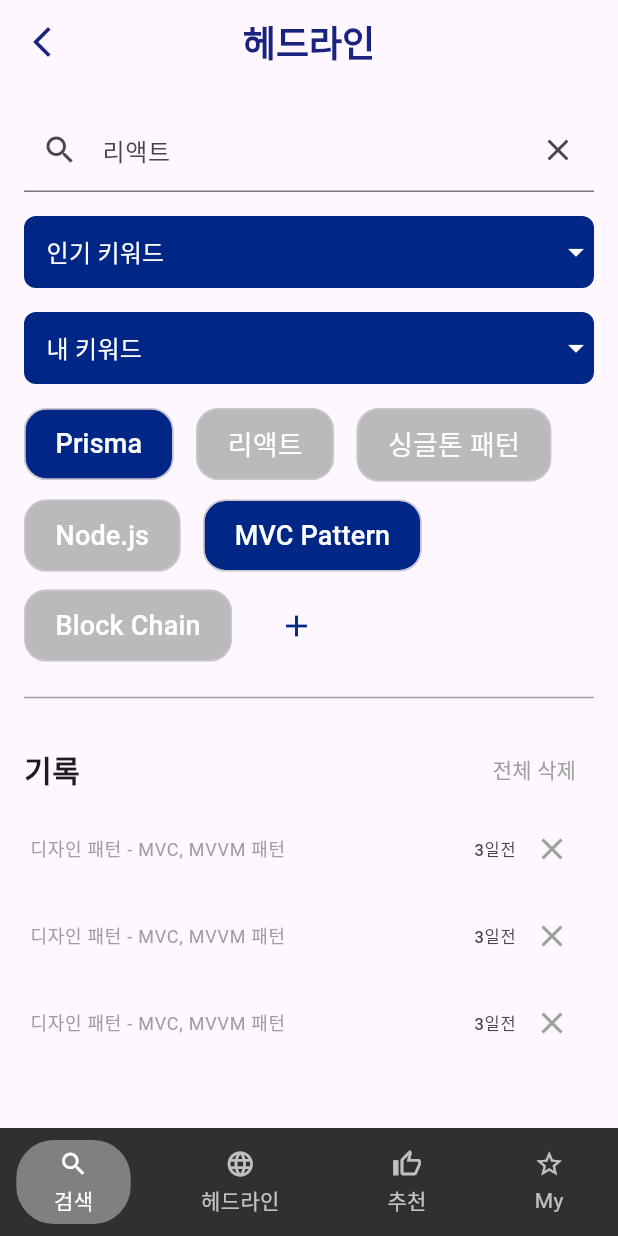
After one commit to Indwoo/defee-frontend, a Flutter app: the Search screen opened by its route, on a phone screen of 412 x 824 dp. The commit adds this screen. Run offline on Flutter 3.47's test engine with Material 3 defaults, Android fonts, the phone set to English and light mode, and no system bars; our stand-ins replace webview_flutter; Roboto replaces fonts that are missing (Pretendard).

Commit message:
[Feat] make search & search_result

```diff
--- a/defeefront/lib/routes.dart
+++ b/defeefront/lib/routes.dart
@@ -1,4 +1,6 @@
 import 'package:defeefront/screens/headline/headline.dart';
+import 'package:defeefront/screens/search/search.dart';
+import 'package:defeefront/screens/search_result/search_result.dart';
 import 'package:defeefront/widgets/basescreen.dart';
 import 'package:defeefront/screens/post/post.dart';
 
@@ -6,7 +8,8 @@ import 'package:flutter/material.dart';
 
 final routes = {
   '/': (BuildContext context) => Headline(),
-  '/search': (BuildContext context) => Headline(),
+  '/search': (BuildContext context) => Search(),
+  '/searchresult': (BuildContext context) => SearchResult(),
   '/recommend': (BuildContext context) => Headline(),
   '/my': (BuildContext context) =>
       PostPage(url: "https://pongpongi.tistory.com/47"),
--- /dev/null
+++ b/defeefront/lib/screens/search/search.dart
@@ -0,0 +1,307 @@
+import 'package:flutter/material.dart';
+import '../../widgets/footer.dart';
+import '../../widgets/header.dart';
+
+class Search extends StatefulWidget { // StatefulWidget으로 변경
+  const Search({super.key});
+
+  @override
+  _SearchState createState() => _SearchState();
+}
+
+class _SearchState extends State<Search> {
+  String? selectedKeyword;
+  String? selectedMyKeyword;
+
+  @override
+  Widget build(BuildContext context) {
+    return Scaffold(
+      appBar: Header(),
+      body: Padding(
+        padding: const EdgeInsets.all(16.0),
+        child: Column(
+          children: [
+            TextField(
+              decoration: InputDecoration(
+                labelText: '리액트',
+                prefixIcon: Icon(Icons.search),
+                suffixIcon: Icon(Icons.clear),
+              ),
+            ),
+
+            SizedBox(height: 16.0),
+
+            Container(
+              width: double.infinity,
+              decoration: BoxDecoration(
+                color: Color(0xff002686), // 배경 색상
+                borderRadius: BorderRadius.circular(8.0), // 모서리 둥글게
+              ),
+              child: DropdownButton<String>(
+                padding : EdgeInsets.fromLTRB(15, 0, 0, 0),
+                hint: Text(
+                  '인기 키워드',
+                  style: TextStyle(color: Colors.white),
+                ),
+                value: selectedKeyword,
+                dropdownColor: Color(0xff002686),
+                icon: Icon(Icons.arrow_drop_down, color: Colors.white), // 오른쪽 아이콘
+                isExpanded: true, // 드롭다운 버튼 전체 너비 사용
+                underline: SizedBox(), // 밑줄 제거
+                onChanged: (String? newValue) {
+                  selectedKeyword = newValue; // 상태 관리 없음
+                },
+                items: <String>['키워드1', '키워드2', '키워드3']
+                    .map<DropdownMenuItem<String>>((String value) {
+                  return DropdownMenuItem<String>(
+                    value: value,
+                    child: Padding(
+                      padding: const EdgeInsets.all(8.0),
+                      child: Text(
+                        value,
+                        style: TextStyle(color: Colors.white), // 텍스트 색상
+                      ),
+                    ),
+                  );
+                }).toList(),
+              ),
+            ),
+            SizedBox(height: 16.0), // 간격 추가
+
+            // 내 키워드 드롭다운
+            Container(
+              width: double.infinity,
+              decoration: BoxDecoration(
+                color: Color(0xff002686), // 배경 색상
+                borderRadius: BorderRadius.circular(8.0), // 모서리 둥글게
+              ),
+              child: DropdownButton<String>(
+                padding : EdgeInsets.fromLTRB(15, 0, 0, 0),
+                hint: Text(
+                  '내 키워드',
+                  style: TextStyle(color: Colors.white),
+                ),
+                value: selectedMyKeyword,
+                dropdownColor: Color(0xff002686),
+                icon: Icon(Icons.arrow_drop_down, color: Colors.white), // 오른쪽 아이콘
+                isExpanded: true, // 드롭다운 버튼 전체 너비 사용
+                underline: SizedBox(), // 밑줄 제거
+                onChanged: (String? newValue) {
+                  setState(() {
+                    selectedMyKeyword = newValue;
+                  });
+                },
+                items: <String>['내 키워드1', '내 키워드2']
+                    .map<DropdownMenuItem<String>>((String value) {
+                  return DropdownMenuItem<String>(
+                    value: value,
+                    child: Padding(
+                      padding: const EdgeInsets.all(8.0),
+                      child: Text(
+                        value,
+                        style: TextStyle(color: Colors.white), // 텍스트 색상
+                      ),
+                    ),
+                  );
+                }).toList(),
+              ),
+            ),
+            SizedBox(height: 16.0), // 간격 추가
+
+            // 선택된 키워드 칩들
+            Container(
+              width: double.infinity,
+              child: Wrap(
+                spacing: 15.0,//chip 수평 간격
+                runSpacing: 12.0,//chip 수직 간격
+                children: [
+                  Chip(
+                    label: Text(
+                        'Prisma',
+                        style: TextStyle(color: Colors.white, fontSize: 18.0)
+                    ),
+                    padding: EdgeInsets.symmetric(horizontal: 12.0, vertical: 10.0), // 패딩 조정
+                    backgroundColor: Color(0xff002686), // 칩 배경색
+                    shape: RoundedRectangleBorder(
+                      borderRadius: BorderRadius.circular(15.0), // 모서리 둥글게
+                      side: BorderSide.none, // 외곽선 제거
+                    )
+                  ),
+                  Chip(
+                    label: Text(
+                        '리액트',
+                        style: TextStyle(color: Colors.white, fontSize: 18.0)
+                    ),
+                    padding: EdgeInsets.symmetric(horizontal: 12.0, vertical: 10.0), // 패딩 조정
+                    backgroundColor: Color(0xffBABABA), // 칩 배경색
+                    shape: RoundedRectangleBorder(
+                      borderRadius: BorderRadius.circular(15.0), // 모서리 둥글게
+                      side: BorderSide.none, // 외곽선 제거
+                    )
+                  ),
+                  Chip(
+                    label: Text(
+                        '싱글톤 패턴',
+                        style: TextStyle(color: Colors.white, fontSize: 18.0)
+                    ),
+                    padding: EdgeInsets.symmetric(horizontal: 12.0, vertical: 10.0), // 패딩 조정
+                    backgroundColor: Color(0xffBABABA), // 칩 배경색
+                    shape: RoundedRectangleBorder(
+                      borderRadius: BorderRadius.circular(15.0), // 모서리 둥글게
+                      side: BorderSide.none, // 외곽선 제거
+                    )
+                  ),
+                  Chip(
+                    label: Text(
+                        'Node.js',
+                        style: TextStyle(color: Colors.white, fontSize: 18.0)
+                    ),
+                    padding: EdgeInsets.symmetric(horizontal: 12.0, vertical: 10.0), // 패딩 조정
+                    backgroundColor: Color(0xffBABABA), // 칩 배경색
+                    shape: RoundedRectangleBorder(
+                      borderRadius: BorderRadius.circular(15.0), // 모서리 둥글게
+                      side: BorderSide.none, // 외곽선 제거
+                    )
+                  ),
+                  Chip(
+                    label: Text(
+                        'MVC Pattern',
+                        style: TextStyle(color: Colors.white, fontSize: 18.0)
+                    ),
+                    padding: EdgeInsets.symmetric(horizontal: 12.0, vertical: 10.0), // 패딩 조정
+                    backgroundColor: Color(0xff002686), // 칩 배경색
+                    shape: RoundedRectangleBorder(
+                      borderRadius: BorderRadius.circular(15.0), // 모서리 둥글게
+                      side: BorderSide.none, // 외곽선 제거
+                    )
+                  ),
+                  Chip(
+                    label: Text(
+                        'Block Chain',
+                        style: TextStyle(color: Colors.white, fontSize: 18.0)
+                    ),
+                    padding: EdgeInsets.symmetric(horizontal: 12.0, vertical: 10.0), // 패딩 조정
+                    backgroundColor: Color(0xffBABABA), // 칩 배경색
+                    shape: RoundedRectangleBorder(
+                      borderRadius: BorderRadius.circular(15.0), // 모서리 둥글게
+                      side: BorderSide.none, // 외곽선 제거
+                    )
+                  ),
+                  IconButton(
+                    icon: Icon(Icons.add, color: Color(0xff002686)), // '+' 아이콘
+                    onPressed: () {
+                      // '+' 아이콘 클릭 시 동작을 여기에 추가
+                    },
+                    color: Color(0xff002686), // 아이콘 배경색
+                    padding: EdgeInsets.symmetric(horizontal: 16.0, vertical: 10.0), // 패딩 조정
+                    constraints: BoxConstraints(), // 크기 조정
+                  ),
+                ],
+              ),
+            ),
+
+            SizedBox(height: 16.0), // 간격 추가
+
+            Divider(
+              thickness: 1.0,
+              color: Colors.grey,
+            ),
+
+            SizedBox(height: 16.0), // 간격 추가
+
+            Row(
+              mainAxisAlignment: MainAxisAlignment.spaceBetween,
+              children: [
+                Text(
+                  '기록',
+                  style: TextStyle(fontSize: 20.0, fontWeight: FontWeight.bold),
+                ),
+                TextButton(
+                  onPressed: () {
+                    // 전체 삭제 버튼 클릭 시 동작을 여기에 추가
+                  },
+                  child: Text(
+                    '전체 삭제',
+                    style: TextStyle(color: Colors.grey), // 색상
+                  ),
+                ),
+              ],
+            ),
+
+            Expanded(
+              child: ListView(
+                children: [
+                  ListTile(
+                    contentPadding: EdgeInsets.symmetric(vertical: 1.0, horizontal: 4.0), // 수직 간격 조정
+                    title: Text('디자인 패턴 - MVC, MVVM 패턴',
+                    style: TextStyle(
+                        fontSize: 12,
+                        color: Colors.grey),
+                    ),
+                    trailing: Row(
+                      mainAxisSize: MainAxisSize.min, // 최소 크기로 설정
+                      children: [
+                        Text('3일전'),
+                        IconButton(
+                          icon: Icon(Icons.close, color: Colors.grey), // 'X' 아이콘
+                          onPressed: () {
+                            // 'X' 아이콘 클릭 시 동작을 여기에 추가
+                          },
+                        ),
+                      ],
+                    ),
+                  ),
+                  ListTile(
+                    contentPadding: EdgeInsets.symmetric(vertical: 1.0, horizontal: 4.0), // 수직 간격 조정
+                    title: Text('디자인 패턴 - MVC, MVVM 패턴',
+                      style: TextStyle(
+                          fontSize: 12,
+                          color: Colors.grey),
+                    ),
+                    trailing: Row(
+                      mainAxisSize: MainAxisSize.min, // 최소 크기로 설정
+                      children: [
+                        Text('3일전'),
+                        IconButton(
+                          icon: Icon(Icons.close, color: Colors.grey), // 'X' 아이콘
+                          onPressed: () {
+                            // 'X' 아이콘 클릭 시 동작을 여기에 추가
+                          },
+                        ),
+                      ],
+                    ),
+                  ),
+                  ListTile(
+                    contentPadding: EdgeInsets.symmetric(vertical: 1.0, horizontal: 4.0), // 수직 간격 조정
+                    title: Text('디자인 패턴 - MVC, MVVM 패턴',
+                      style: TextStyle(
+                          fontSize: 12,
+                          color: Colors.grey),
+                    ),
+                    trailing: Row(
+                      mainAxisSize: MainAxisSize.min, // 최소 크기로 설정
+                      children: [
+                        Text('3일전'),
+                        IconButton(
+                          icon: Icon(Icons.close, color: Colors.grey), // 'X' 아이콘
+                          onPressed: () {
+                            // 'X' 아이콘 클릭 시 동작을 여기에 추가
+                          },
+                        ),
+                      ],
+                    ),
+                  ),
+                ],
+              ),
+            ),
+          ],
+        ),
+      ),
+
+
+
+      bottomNavigationBar: Footer(),
+
+    );
+  }
+}
--- /dev/null
+++ b/defeefront/lib/screens/search_result/search_result.dart
@@ -0,0 +1,44 @@
+import 'package:defeefront/screens/headline/widgets/other_post.dart';
+import 'package:defeefront/screens/headline/widgets/popular.dart';
+import 'package:flutter/material.dart';
+import '../../widgets/footer.dart';
+import '../../widgets/header.dart';
+
+class SearchResult extends StatefulWidget {
+  const SearchResult({super.key});
+
+  @override
+  _SearchResult createState() => _SearchResult();
+}
+
+class _SearchResult extends State<SearchResult> {
+
+  @override
+  Widget build(BuildContext context) {
+    return Scaffold(
+      appBar: Header(),
+      body: Padding(
+        padding: const EdgeInsets.symmetric(horizontal: 30.0),
+        child: Column(
+          children: [
+            TextField(
+              decoration: InputDecoration(
+                labelText: '리액트',
+                prefixIcon: Icon(Icons.search),
+                suffixIcon: Icon(Icons.clear),
+              ),
+            ),
+
+            SizedBox(height: 16.0),
+
+            Popular(),
+            OtherPost(),
+
+
+          ],
+        ),
+      ),
+      bottomNavigationBar: Footer(),
+    );
+  }
+}
```
Also changed, not shown: defeefront/lib/screens/search/util/dummy.dart (added), defeefront/lib/screens/search/widgets/dummy.dart (added), defeefront/lib/screens/search_result/util/dummy.dart (added), defeefront/lib/screens/search_result/widgets/dummy.dart (added).
